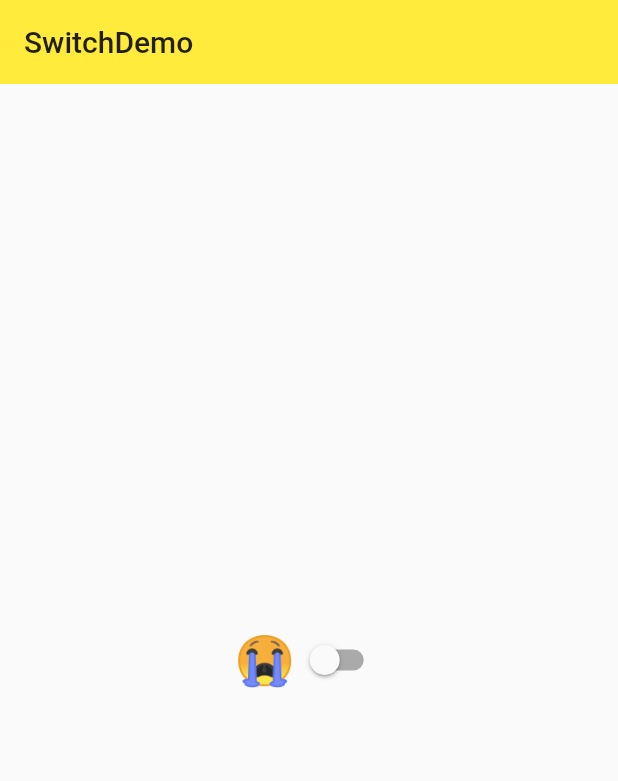
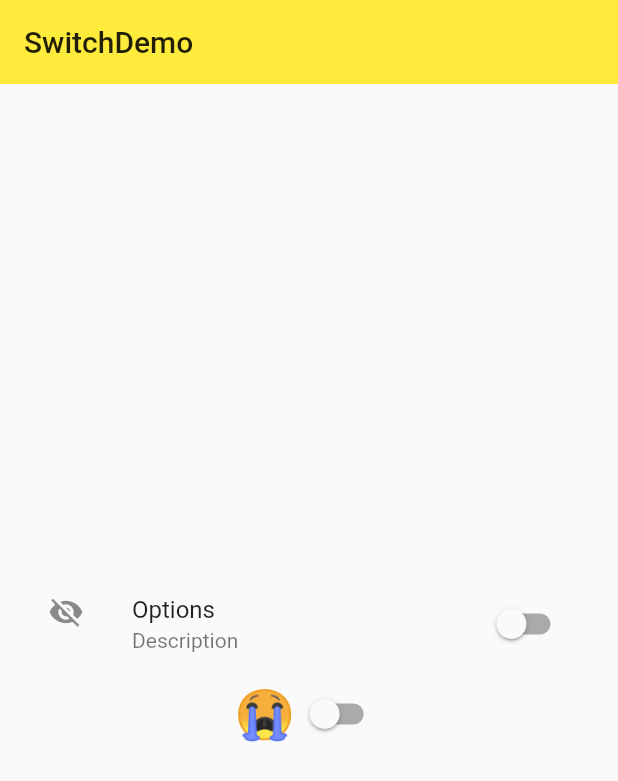
Before and after one commit to maoai-xianyu/flutter_little, a Flutter app: the SwitchDemo screen opened directly, on a phone screen of 412 x 824 dp. Shown: the top 781 px of the screen. Run offline on Flutter 3.47's test engine with Material 2 defaults, Android fonts, the phone set to English and light mode, and no system bars.

Commit message:
带标签和图片的开关

```diff
--- a/lib/demo/switch_demo.dart
+++ b/lib/demo/switch_demo.dart
@@ -20,6 +20,20 @@ class _SwitchDemoState extends State<SwitchDemo> {
         child: Column(
           mainAxisAlignment: MainAxisAlignment.center,
           children: <Widget>[
+            // 带标签和图片的开关
+            SwitchListTile(
+              value: _switchItemA,
+              onChanged: (value) {
+                setState(() {
+                  _switchItemA = value;
+                });
+              },
+              title: Text('Options'),
+              subtitle: Text('Description'),
+              secondary:
+                  Icon(_switchItemA ? Icons.visibility : Icons.visibility_off),
+              selected: _switchItemA,
+            ),
             Row(
               mainAxisAlignment: MainAxisAlignment.center,
               children: <Widget>[
```
